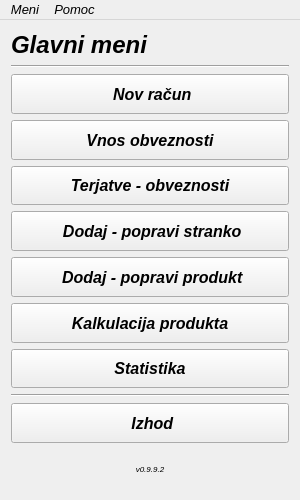
This is mainwindow.ui in MaxMaxy/racun as Qt 5 draws it before an edit. The edited form follows.
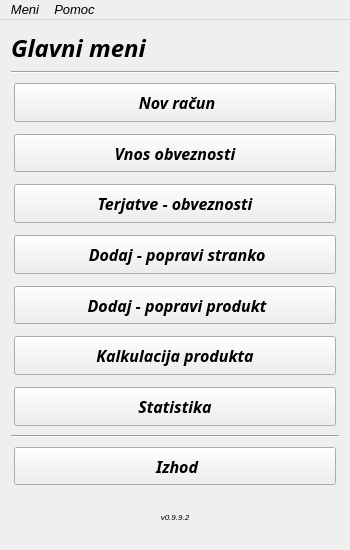
This is the edited form. Icons and pictures are not drawn.

Diff of the .ui file:
```diff
--- a/mainwindow.ui
+++ b/mainwindow.ui
@@ -6,8 +6,8 @@
    <rect>
     <x>0</x>
     <y>0</y>
-    <width>300</width>
-    <height>500</height>
+    <width>350</width>
+    <height>550</height>
    </rect>
   </property>
   <property name="sizePolicy">
@@ -18,14 +18,14 @@
   </property>
   <property name="minimumSize">
    <size>
-    <width>300</width>
-    <height>500</height>
+    <width>350</width>
+    <height>550</height>
    </size>
   </property>
   <property name="maximumSize">
    <size>
-    <width>300</width>
-    <height>500</height>
+    <width>350</width>
+    <height>550</height>
    </size>
   </property>
   <property name="font">
@@ -53,7 +53,7 @@
       </property>
       <property name="font">
        <font>
-        <family>MS Sans Serif</family>
+        <family>Sans</family>
         <pointsize>18</pointsize>
         <weight>75</weight>
         <italic>true</italic>
@@ -83,7 +83,7 @@
         </property>
         <property name="font">
          <font>
-          <family>MS Sans Serif</family>
+          <family>Waree</family>
           <pointsize>12</pointsize>
           <weight>75</weight>
           <italic>true</italic>
@@ -94,6 +94,9 @@
         <property name="layoutDirection">
          <enum>Qt::LeftToRight</enum>
         </property>
+        <property name="styleSheet">
+         <string notr="true">margin: 3%</string>
+        </property>
         <property name="text">
          <string> Nov račun</string>
         </property>
@@ -126,13 +129,16 @@
         </property>
         <property name="font">
          <font>
-          <family>MS Sans Serif</family>
+          <family>Sans Serif</family>
           <pointsize>12</pointsize>
           <weight>75</weight>
           <italic>true</italic>
           <bold>true</bold>
          </font>
         </property>
+        <property name="styleSheet">
+         <string notr="true">margin: 3%</string>
+        </property>
         <property name="text">
          <string>Vnos obveznosti</string>
         </property>
@@ -153,13 +159,16 @@
         </property>
         <property name="font">
          <font>
-          <family>MS Sans Serif</family>
+          <family>Sans Serif</family>
           <pointsize>12</pointsize>
           <weight>75</weight>
           <italic>true</italic>
           <bold>true</bold>
          </font>
         </property>
+        <property name="styleSheet">
+         <string notr="true">margin: 3%</string>
+        </property>
         <property name="text">
          <string>Terjatve - obveznosti</string>
         </property>
@@ -184,13 +193,16 @@
         </property>
         <property name="font">
          <font>
-          <family>MS Sans Serif</family>
+          <family>Sans Serif</family>
           <pointsize>12</pointsize>
           <weight>75</weight>
           <italic>true</italic>
           <bold>true</bold>
          </font>
         </property>
+        <property name="styleSheet">
+         <string notr="true">margin: 3%</string>
+        </property>
         <property name="text">
          <string> Dodaj - popravi stranko</string>
         </property>
@@ -214,13 +226,16 @@
         </property>
         <property name="font">
          <font>
-          <family>MS Sans Serif</family>
+          <family>Sans Serif</family>
           <pointsize>12</pointsize>
           <weight>75</weight>
           <italic>true</italic>
           <bold>true</bold>
          </font>
         </property>
+        <property name="styleSheet">
+         <string notr="true">margin: 3%</string>
+        </property>
         <property name="text">
          <string> Dodaj - popravi produkt</string>
         </property>
@@ -244,11 +259,15 @@
         </property>
         <property name="font">
          <font>
+          <family>Sans Serif</family>
           <pointsize>12</pointsize>
           <weight>75</weight>
           <bold>true</bold>
          </font>
         </property>
+        <property name="styleSheet">
+         <string notr="true">margin: 3%</string>
+        </property>
         <property name="text">
          <string>Kalkulacija produkta</string>
         </property>
@@ -258,8 +277,8 @@
         </property>
         <property name="iconSize">
          <size>
-          <width>22</width>
-          <height>22</height>
+          <width>28</width>
+          <height>28</height>
          </size>
         </property>
        </widget>
@@ -274,13 +293,16 @@
         </property>
         <property name="font">
          <font>
-          <family>MS Sans Serif</family>
+          <family>Sans Serif</family>
           <pointsize>12</pointsize>
           <weight>75</weight>
           <italic>true</italic>
           <bold>true</bold>
          </font>
         </property>
+        <property name="styleSheet">
+         <string notr="true">margin: 3%</string>
+        </property>
         <property name="text">
          <string>Statistika</string>
         </property>
@@ -314,13 +336,16 @@
         </property>
         <property name="font">
          <font>
-          <family>MS Sans Serif</family>
+          <family>Sans Serif</family>
           <pointsize>12</pointsize>
           <weight>75</weight>
           <italic>true</italic>
           <bold>true</bold>
          </font>
         </property>
+        <property name="styleSheet">
+         <string notr="true">margin: 3%</string>
+        </property>
         <property name="text">
          <string> Izhod</string>
         </property>
@@ -346,6 +371,9 @@
         <property name="layoutDirection">
          <enum>Qt::LeftToRight</enum>
         </property>
+        <property name="styleSheet">
+         <string notr="true">margin: 2%</string>
+        </property>
         <property name="frameShape">
          <enum>QFrame::NoFrame</enum>
         </property>
@@ -385,7 +413,7 @@
     <rect>
      <x>0</x>
      <y>0</y>
-     <width>300</width>
+     <width>350</width>
      <height>25</height>
     </rect>
    </property>
```
Left out of the diff: 56 changed lines with no effect on the pictures.
